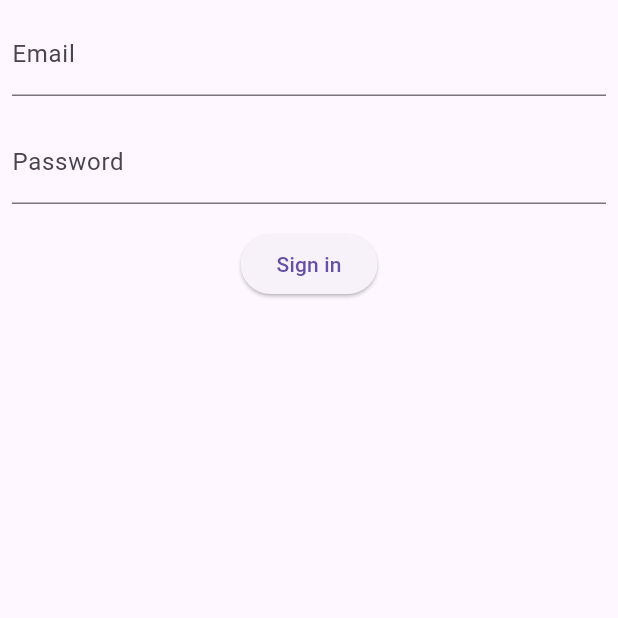
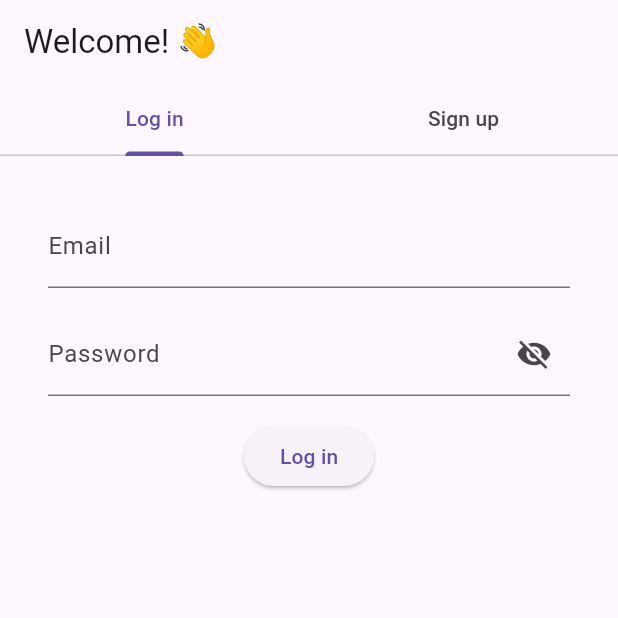
Before and after one commit to belenyb/travel-buddy, a Flutter app: the screen it shows after launch, on a phone screen of 412 x 824 dp, the top half of it. Run offline on Flutter 3.47's test engine with Material 3 defaults, Android fonts, the phone set to English and light mode, and no system bars; our stand-ins replace bloc, cloud_firestore, equatable, firebase_auth, firebase_core, flutter_bloc; missing offline and left inert: dart:html; accounts and stored records are empty.

Commit message:
Auth screen layout completed

```diff
--- a/lib/main.dart
+++ b/lib/main.dart
@@ -30,7 +30,7 @@ class App extends StatelessWidget {
       theme: ThemeData(
         primarySwatch: Colors.blue,
       ),
-      home: const AuthFormScreen(isLogin: true),
+      home: const AuthFormScreen(),
       // home: const HomeScreen(),
     );
   }
--- a/lib/screens/auth_form_screen.dart
+++ b/lib/screens/auth_form_screen.dart
@@ -5,35 +5,57 @@ import '../blocs/auth_bloc/auth_bloc.dart';
 
 class AuthFormScreen extends StatelessWidget {
   static const routeName = '/auth_form_screen';
-  final bool isLogin;
-  const AuthFormScreen({Key? key, required this.isLogin}) : super(key: key);
+  const AuthFormScreen({Key? key}) : super(key: key);
 
   @override
   Widget build(BuildContext context) {
     return BlocProvider<AuthBloc>(
-        create: (BuildContext context) => AuthBloc(),
-        child: AuthForm(isLogin: isLogin));
+        create: (BuildContext context) => AuthBloc(), child: const AuthForm());
   }
 }
 
 class AuthForm extends StatefulWidget {
-  final bool isLogin;
-  const AuthForm({super.key, required this.isLogin});
+  const AuthForm({super.key});
 
   @override
   State<AuthForm> createState() => _AuthFormState();
 }
 
 class _AuthFormState extends State<AuthForm> {
-  final _formKey = GlobalKey<FormState>();
   final _emailController = TextEditingController();
   final _passwordController = TextEditingController();
+  bool _obscureText = true;
 
   @override
   Widget build(BuildContext context) {
     return Scaffold(
-      body: Padding(
-        padding: const EdgeInsets.all(8.0),
+      body: DefaultTabController(
+        length: 2,
+        child: Scaffold(
+          appBar: AppBar(
+            title: const Text('Welcome! 👋'),
+            bottom: const TabBar(
+              tabs: [
+                Tab(text: 'Log in'),
+                Tab(text: 'Sign up'),
+              ],
+            ),
+          ),
+          body: TabBarView(
+            children: [
+              getAuthForm(context, "login"),
+              getAuthForm(context, "signup"),
+            ],
+          ),
+        ),
+      ),
+    );
+  }
+
+  Padding getAuthForm(BuildContext context, String authType) {
+    final formKey = GlobalKey<FormState>();
+    return Padding(
+      padding: const EdgeInsets.all(32.0),
       child: SafeArea(
         child: BlocListener<AuthBloc, AuthState>(
           listener: (BuildContext context, state) {
@@ -53,7 +75,7 @@ class _AuthFormState extends State<AuthForm> {
             }
           },
           child: Form(
-              key: _formKey,
+            key: formKey,
             child: Column(
               children: [
                 TextFormField(
@@ -71,14 +93,27 @@ class _AuthFormState extends State<AuthForm> {
                     return null;
                   },
                 ),
-                  const SizedBox(height: 16,),
+                const SizedBox(
+                  height: 16,
+                ),
                 TextFormField(
                   onChanged: (value) =>
                       {context.read<AuthBloc>().add(PasswordChanged(value))},
+                  obscureText: _obscureText,
                   controller: _passwordController,
-                    decoration: const InputDecoration(
+                  decoration: InputDecoration(
                     labelText: 'Password',
                     hintText: 'Enter your password',
+                    suffixIcon: IconButton(
+                      icon: Icon(
+                        _obscureText ? Icons.visibility_off : Icons.visibility,
+                      ),
+                      onPressed: () {
+                        setState(() {
+                          _obscureText = !_obscureText;
+                        });
+                      },
+                    ),
                   ),
                   validator: (value) {
                     if (value == null || value.isEmpty) {
@@ -93,8 +128,8 @@ class _AuthFormState extends State<AuthForm> {
                   Text(context.read<AuthBloc>().state.errorMsg ?? ''),
                 ElevatedButton(
                   onPressed: () {
-                      if (_formKey.currentState!.validate()) {
-                        if (widget.isLogin) {
+                    if (formKey.currentState!.validate()) {
+                      if (authType == "login") {
                         context.read<AuthBloc>().add(SignIn());
                       } else {
                         context.read<AuthBloc>().add(SignUp());
@@ -109,10 +144,9 @@ class _AuthFormState extends State<AuthForm> {
                       }
                     }
                   },
-                    child: Text(widget.isLogin ? 'Sign in' : 'Sign up'),
+                  child: Text(authType == "login" ? 'Log in' : 'Sign up'),
                 ),
               ],
-              ),
             ),
           ),
         ),
@@ -120,3 +154,47 @@ class _AuthFormState extends State<AuthForm> {
     );
   }
 }
+
+class PasswordFormField extends StatefulWidget {
+  final Function(String) onChanged;
+  final TextEditingController controller;
+
+  PasswordFormField(
+      {super.key, required this.onChanged, required this.controller});
+
+  @override
+  State<PasswordFormField> createState() => _PasswordFormFieldState();
+}
+
+class _PasswordFormFieldState extends State<PasswordFormField> {
+  bool _obscureText = true;
+
+  @override
+  Widget build(BuildContext context) {
+    return TextFormField(
+      onChanged: widget.onChanged,
+      obscureText: _obscureText,
+      controller: widget.controller,
+      decoration: InputDecoration(
+        labelText: 'Password',
+        hintText: 'Enter your password',
+        suffixIcon: IconButton(
+          icon: Icon(
+            _obscureText ? Icons.visibility_off : Icons.visibility,
+          ),
+          onPressed: () {
+            setState(() {
+              _obscureText = !_obscureText;
+            });
+          },
+        ),
+      ),
+      validator: (value) {
+        if (value == null || value.isEmpty) {
+          return 'Please enter your password';
+        }
+        return null;
+      },
+    );
+  }
+}
```
Lines whose indentation alone changed are shown as unchanged.
